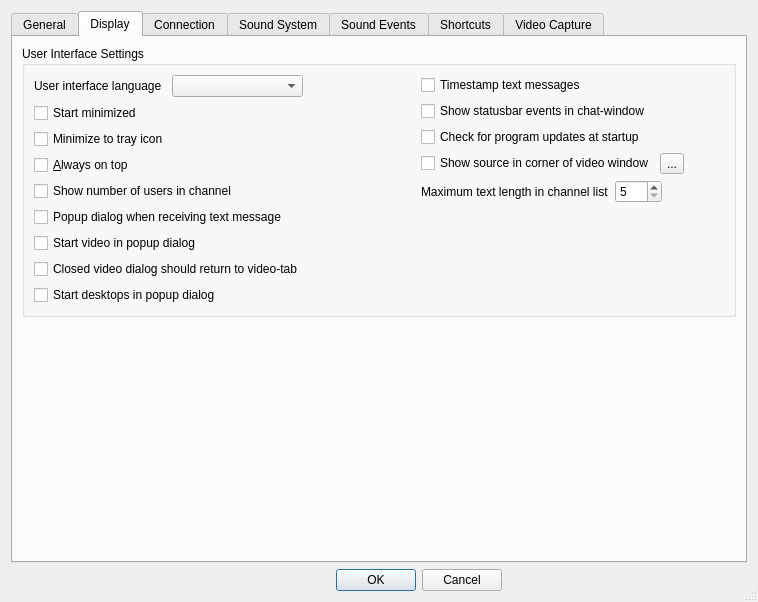
Above: qtTeamTalk/preferences.ui from BearWare/TeamTalk5 before the change. Below: the same form after it.
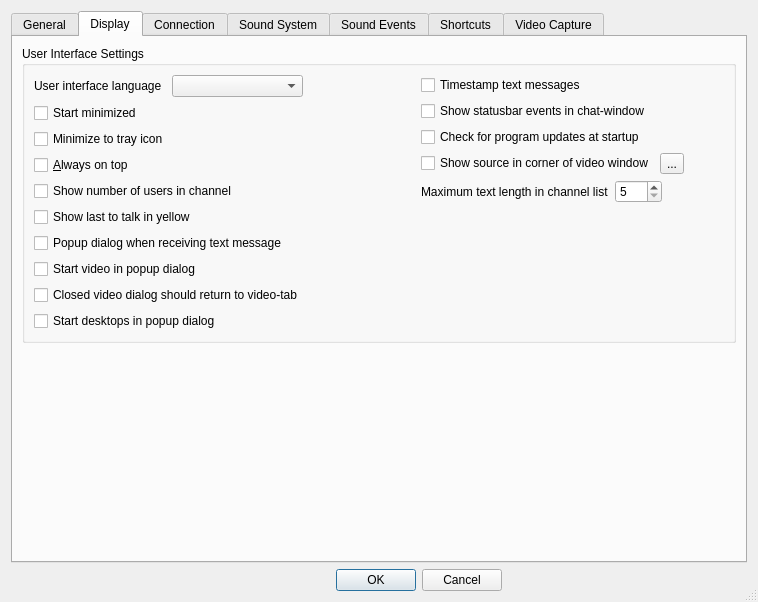
That is the form after the change. The open tabs and pages were chosen to show the change. Icons and pictures are not drawn.

Commit message: Show last to talk in yellow. Right-click option to flip video 180 degrees. Hungarian language.

Patch:
```diff
--- a/qtTeamTalk/preferences.ui
+++ b/qtTeamTalk/preferences.ui
@@ -351,6 +351,13 @@
               </property>
              </widget>
             </item>
+            <item>
+             <widget class="QCheckBox" name="lasttalkChkBox">
+              <property name="text">
+               <string>Show last to talk in yellow</string>
+              </property>
+             </widget>
+            </item>
             <item>
              <widget class="QCheckBox" name="msgpopupChkBox">
               <property name="text">
```
Left out of the diff: 1 changed line with no effect on the pictures. The commit also changes 12 other files.
